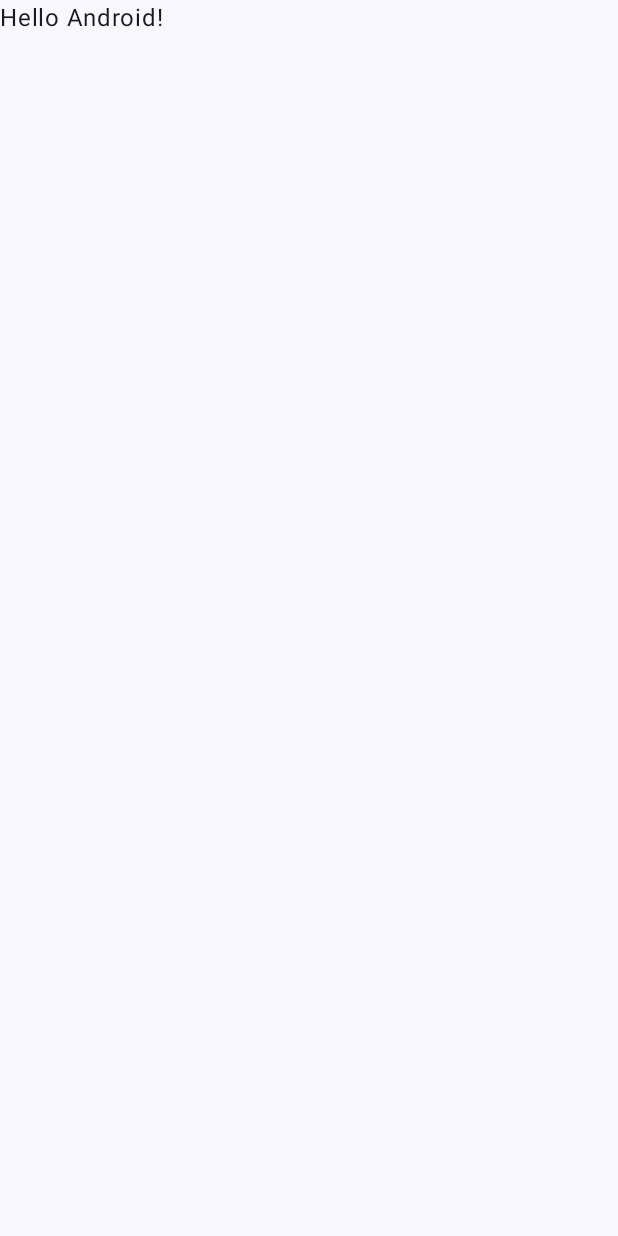
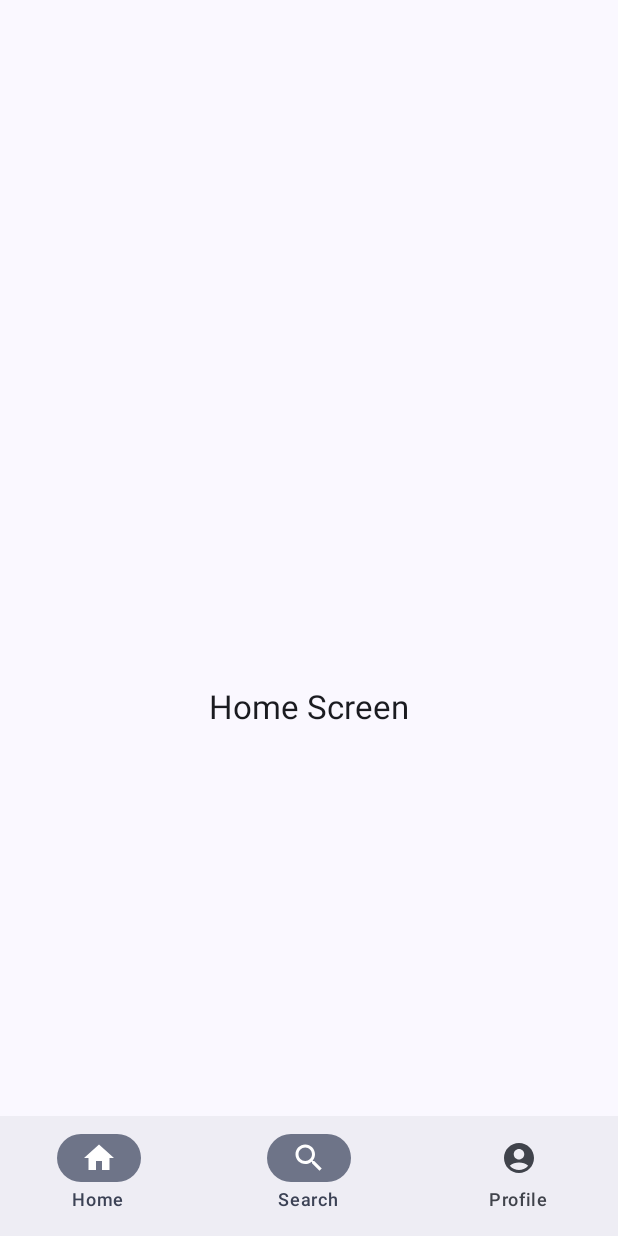
Before and after one commit to Rifqi-Irfansyah/PeakForm, an Android app built with Jetpack Compose: the screen it shows after launch (MainActivity), on a phone screen of 412 x 824 dp. Before the commit the screen is almost empty. Run offline under Robolectric (Android 15) with nearby library versions, the phone set to English and light mode, and no system bars.

Commit message:
feat: add bottom navigation

```diff
--- a/app/build.gradle.kts
+++ b/app/build.gradle.kts
@@ -49,6 +49,7 @@ dependencies {
     implementation(libs.androidx.ui.graphics)
     implementation(libs.androidx.ui.tooling.preview)
     implementation(libs.androidx.material3)
+    implementation(libs.androidx.navigation.common.android)
     testImplementation(libs.junit)
     androidTestImplementation(libs.androidx.junit)
     androidTestImplementation(libs.androidx.espresso.core)
@@ -56,4 +57,7 @@ dependencies {
     androidTestImplementation(libs.androidx.ui.test.junit4)
     debugImplementation(libs.androidx.ui.tooling)
     debugImplementation(libs.androidx.ui.test.manifest)
+
+    //navigation.
+    implementation ("androidx.navigation:navigation-compose:2.7.0-rc01")
 }
--- a/app/src/main/java/com/example/peakform/MainActivity.kt
+++ b/app/src/main/java/com/example/peakform/MainActivity.kt
@@ -6,24 +6,25 @@ import androidx.activity.compose.setContent
 import androidx.activity.enableEdgeToEdge
 import androidx.compose.foundation.layout.fillMaxSize
 import androidx.compose.foundation.layout.padding
+import androidx.compose.material3.MaterialTheme
 import androidx.compose.material3.Scaffold
+import androidx.compose.material3.Surface
 import androidx.compose.material3.Text
 import androidx.compose.runtime.Composable
 import androidx.compose.ui.Modifier
 import androidx.compose.ui.tooling.preview.Preview
+import com.example.peakform.Navigation.BottomNavBar
+import com.example.peakform.ui.theme.NavigationBarMediumTheme
 import com.example.peakform.ui.theme.PeakFormTheme
 
 class MainActivity : ComponentActivity() {
     override fun onCreate(savedInstanceState: Bundle?) {
         super.onCreate(savedInstanceState)
-        enableEdgeToEdge()
         setContent {
-            PeakFormTheme {
-                Scaffold(modifier = Modifier.fillMaxSize()) { innerPadding ->
-                    Greeting(
-                        name = "Android",
-                        modifier = Modifier.padding(innerPadding)
-                    )
+            NavigationBarMediumTheme {
+                // A surface container using the 'background' color from the theme
+                Surface(modifier = Modifier.fillMaxSize(), color = MaterialTheme.colorScheme.background) {
+                    BottomNavBar()
                 }
             }
         }
--- /dev/null
+++ b/app/src/main/java/com/example/peakform/Navigation/BottomNavBar.kt
@@ -0,0 +1,72 @@
+package com.example.peakform.Navigation
+
+import androidx.compose.foundation.layout.fillMaxSize
+import androidx.compose.foundation.layout.padding
+import androidx.compose.material3.*
+import androidx.compose.runtime.*
+import androidx.compose.ui.Modifier
+import androidx.navigation.NavGraph.Companion.findStartDestination
+import androidx.navigation.compose.NavHost
+import androidx.navigation.compose.composable
+import androidx.navigation.compose.currentBackStackEntryAsState
+import androidx.navigation.compose.rememberNavController
+import com.example.peakform.Screens.Home
+import com.example.peakform.Screens.Profile
+
+@Composable
+fun BottomNavBar() {
+    val navController = rememberNavController()
+    val navBackStackEntry by navController.currentBackStackEntryAsState()
+    val currentDestination = navBackStackEntry?.destination
+    Scaffold(
+        modifier = Modifier.fillMaxSize(),
+        bottomBar = {
+            NavigationBar {
+                BottomNavItem().BottomNavItem().forEachIndexed { _, navigationItem ->
+                    NavigationBarItem(
+                        selected = navigationItem.route == currentDestination?.route,
+                        label = {
+                            Text(navigationItem.label)
+                        },
+                        icon = {
+                            Icon(
+                                navigationItem.icon,
+                                contentDescription = navigationItem.label
+                            )
+                        },
+                        onClick = {
+                            navController.navigate(navigationItem.route) {
+                                popUpTo(navController.graph.findStartDestination().id) {
+                                    saveState = true
+                                }
+                                launchSingleTop = true
+                                restoreState = true
+                            }
+                        }
+                    )
+                }
+            }
+        }
+    ) {paddingValues ->
+        NavHost(
+            navController = navController,
+            startDestination = Screens.Home.route,
+            modifier = Modifier.padding(paddingValues = paddingValues)) {
+            composable(Screens.Home.route) {
+                Home(
+                    navController
+                )
+            }
+            composable(Screens.Home.route) {
+                Home(
+                    navController
+                )
+            }
+            composable(Screens.Profile.route) {
+                Profile(
+                    navController
+                )
+            }
+        }
+    }
+}
--- /dev/null
+++ b/app/src/main/java/com/example/peakform/Navigation/BottomNavItem.kt
@@ -0,0 +1,33 @@
+package com.example.peakform.Navigation
+
+import androidx.compose.material.icons.Icons
+import androidx.compose.material.icons.filled.AccountCircle
+import androidx.compose.material.icons.filled.Home
+import androidx.compose.material.icons.filled.Search
+import androidx.compose.ui.graphics.vector.ImageVector
+
+data class BottomNavItem(
+    val label : String = "",
+    val icon : ImageVector = Icons.Filled.Home,
+    val route : String = ""
+) {
+    fun BottomNavItem() : List<BottomNavItem> {
+        return listOf(
+            BottomNavItem(
+                label = "Home",
+                icon = Icons.Filled.Home,
+                route = Screens.Home.route
+            ),
+            BottomNavItem(
+                label = "Search",
+                icon = Icons.Filled.Search,
+                route = Screens.Home.route
+            ),
+            BottomNavItem(
+                label = "Profile",
+                icon = Icons.Filled.AccountCircle,
+                route = Screens.Profile.route
+            ),
+        )
+    }
+}
--- /dev/null
+++ b/app/src/main/java/com/example/peakform/Navigation/Screens.kt
@@ -0,0 +1,6 @@
+package com.example.peakform.Navigation
+
+sealed class Screens(val route : String) {
+    object Home : Screens("home_screen")
+    object Profile : Screens("profile_screen")
+}
--- /dev/null
+++ b/app/src/main/java/com/example/peakform/Screens/Home.kt
@@ -0,0 +1,50 @@
+package com.example.peakform.Screens
+import androidx.compose.foundation.Image
+import androidx.compose.foundation.layout.*
+import androidx.compose.material3.MaterialTheme
+import androidx.compose.material3.Surface
+import androidx.compose.material3.Text
+import androidx.compose.runtime.Composable
+import androidx.compose.ui.Alignment
+import androidx.compose.ui.Modifier
+import androidx.compose.ui.draw.clip
+import androidx.compose.ui.layout.ContentScale
+import androidx.compose.ui.res.painterResource
+import androidx.compose.ui.unit.dp
+import androidx.navigation.NavController
+import com.example.peakform.ui.theme.NavigationBarMediumTheme
+
+@Composable
+fun Home(navController: NavController) {
+    NavigationBarMediumTheme {
+        Surface(
+            modifier = Modifier.fillMaxSize(),
+            color = MaterialTheme.colorScheme.background
+        ) {
+            Column(
+                modifier = Modifier.fillMaxSize().padding(15.dp),
+                horizontalAlignment = Alignment.CenterHorizontally,
+                verticalArrangement = Arrangement.Center
+            ) {
+                Box(
+                    modifier = Modifier.fillMaxWidth()
+                        .height(200.dp)
+                        .padding(horizontal = 15.dp, vertical = 10.dp)
+                        .clip(MaterialTheme.shapes.large)
+                ) {
+//                    Image(
+//                        painter = painterResource(R.drawable.images),
+//                        contentDescription = "home_screen_bg",
+//                        contentScale = ContentScale.Crop,
+//                        modifier = Modifier.fillMaxSize()
+//                    )
+                }
+                Text(
+                    "Home Screen",
+                    style = MaterialTheme.typography.titleLarge,
+                    modifier = Modifier.padding(vertical = 20.dp)
+                )
+            }
+        }
+    }
+}
--- /dev/null
+++ b/app/src/main/java/com/example/peakform/Screens/Profile.kt
@@ -0,0 +1,50 @@
+package com.example.peakform.Screens
+import androidx.compose.foundation.Image
+import androidx.compose.foundation.layout.*
+import androidx.compose.material3.MaterialTheme
+import androidx.compose.material3.Surface
+import androidx.compose.material3.Text
+import androidx.compose.runtime.Composable
+import androidx.compose.ui.Alignment
+import androidx.compose.ui.Modifier
+import androidx.compose.ui.draw.clip
+import androidx.compose.ui.layout.ContentScale
+import androidx.compose.ui.res.painterResource
+import androidx.compose.ui.unit.dp
+import androidx.navigation.NavController
+import com.example.peakform.ui.theme.NavigationBarMediumTheme
+
+@Composable
+fun Profile(navController: NavController) {
+    NavigationBarMediumTheme {
+        Surface(
+            modifier = Modifier.fillMaxSize(),
+            color = MaterialTheme.colorScheme.background
+        ) {
+            Column(
+                modifier = Modifier.fillMaxSize().padding(15.dp),
+                horizontalAlignment = Alignment.CenterHorizontally,
+                verticalArrangement = Arrangement.Center
+            ) {
+                Box(
+                    modifier = Modifier.fillMaxWidth()
+                        .height(200.dp)
+                        .padding(horizontal = 15.dp, vertical = 10.dp)
+                        .clip(MaterialTheme.shapes.large)
+                ) {
+//                    Image(
+//                        painter = painterResource(R.drawable.images),
+//                        contentDescription = "home_screen_bg",
+//                        contentScale = ContentScale.Crop,
+//                        modifier = Modifier.fillMaxSize()
+//                    )
+                }
+                Text(
+                    "Profile Screen",
+                    style = MaterialTheme.typography.titleLarge,
+                    modifier = Modifier.padding(vertical = 20.dp)
+                )
+            }
+        }
+    }
+}
--- a/app/src/main/java/com/example/peakform/ui/theme/Theme.kt
+++ b/app/src/main/java/com/example/peakform/ui/theme/Theme.kt
@@ -9,7 +9,11 @@ import androidx.compose.material3.dynamicDarkColorScheme
 import androidx.compose.material3.dynamicLightColorScheme
 import androidx.compose.material3.lightColorScheme
 import androidx.compose.runtime.Composable
+import androidx.compose.runtime.SideEffect
+import androidx.compose.ui.graphics.toArgb
 import androidx.compose.ui.platform.LocalContext
+import androidx.compose.ui.platform.LocalView
+import androidx.core.view.ViewCompat
 
 private val DarkColorScheme = darkColorScheme(
     primary = Purple80,
@@ -56,3 +60,34 @@ fun PeakFormTheme(
         content = content
     )
 }
+
+@Composable
+fun NavigationBarMediumTheme(
+    darkTheme: Boolean = isSystemInDarkTheme(),
+    // Dynamic color is available on Android 12+
+    dynamicColor: Boolean = true,
+    content: @Composable () -> Unit
+) {
+    val colorScheme = when {
+        dynamicColor && Build.VERSION.SDK_INT >= Build.VERSION_CODES.S -> {
+            val context = LocalContext.current
+            if (darkTheme) dynamicDarkColorScheme(context) else dynamicLightColorScheme(context)
+        }
+
+        darkTheme -> DarkColorScheme
+        else -> LightColorScheme
+    }
+    val view = LocalView.current
+    if (!view.isInEditMode) {
+        SideEffect {
+            (view.context as Activity).window.statusBarColor = colorScheme.primary.toArgb()
+            ViewCompat.getWindowInsetsController(view)?.isAppearanceLightStatusBars = darkTheme
+        }
+    }
+
+    MaterialTheme(
+        colorScheme = colorScheme,
+        typography = Typography,
+        content = content
+    )
+}
--- a/gradle/libs.versions.toml
+++ b/gradle/libs.versions.toml
@@ -8,6 +8,7 @@ espressoCore = "3.6.1"
 lifecycleRuntimeKtx = "2.8.7"
 activityCompose = "1.10.1"
 composeBom = "2024.04.01"
+navigationCommonAndroid = "2.9.0-alpha08"
 
 [libraries]
 androidx-core-ktx = { group = "androidx.core", name = "core-ktx", version.ref = "coreKtx" }
@@ -24,6 +25,7 @@ androidx-ui-tooling-preview = { group = "androidx.compose.ui", name = "ui-toolin
 androidx-ui-test-manifest = { group = "androidx.compose.ui", name = "ui-test-manifest" }
 androidx-ui-test-junit4 = { group = "androidx.compose.ui", name = "ui-test-junit4" }
 androidx-material3 = { group = "androidx.compose.material3", name = "material3" }
+androidx-navigation-common-android = { group = "androidx.navigation", name = "navigation-common-android", version.ref = "navigationCommonAndroid" }
 
 [plugins]
 android-application = { id = "com.android.application", version.ref = "agp" }
```
